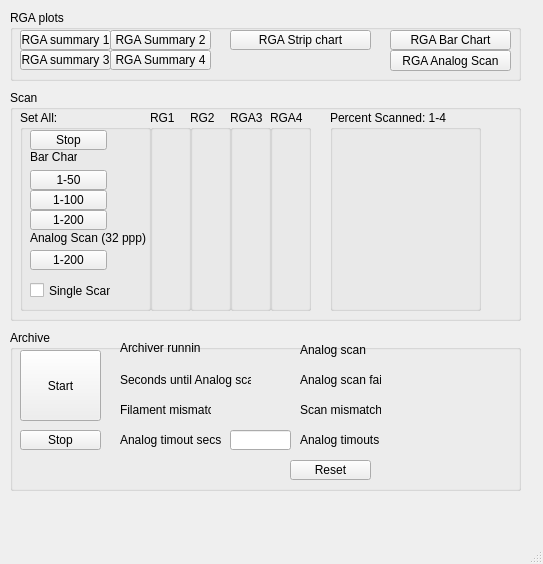
First picture: the form in framework/ui/mv2_epicsDisplay.ui, repository TDControlsGroup/CLARA_RGA, before the edit.
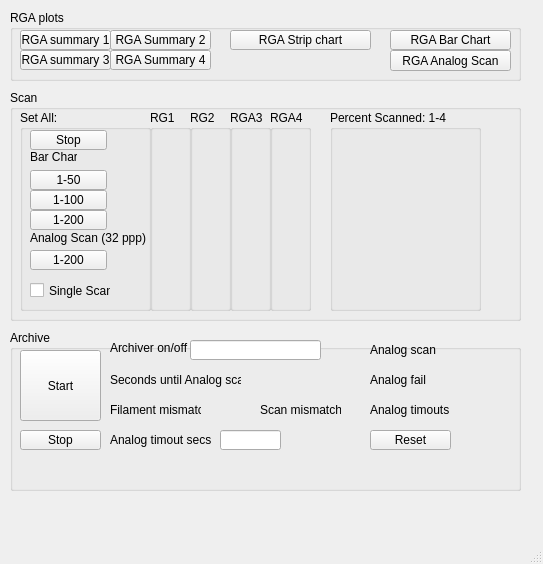
Second picture: the form after the edit. Custom widgets are drawn as their Qt base class.

Diff of the .ui file:
```diff
--- a/framework/ui/mv2_epicsDisplay.ui
+++ b/framework/ui/mv2_epicsDisplay.ui
@@ -1459,7 +1459,7 @@
     <widget class="QESimpleShape" name="archOn">
      <property name="geometry">
       <rect>
-       <x>260</x>
+       <x>330</x>
        <y>10</y>
        <width>21</width>
        <height>21</height>
@@ -1571,7 +1571,7 @@
     <widget class="QESimpleShape" name="archAnaOn">
      <property name="geometry">
       <rect>
-       <x>370</x>
+       <x>440</x>
        <y>10</y>
        <width>21</width>
        <height>21</height>
@@ -1627,7 +1627,7 @@
     <widget class="QELabel" name="archTime">
      <property name="geometry">
       <rect>
-       <x>250</x>
+       <x>240</x>
        <y>40</y>
        <width>31</width>
        <height>21</height>
@@ -1640,20 +1640,20 @@
     <widget class="QLabel" name="label_7">
      <property name="geometry">
       <rect>
-       <x>110</x>
+       <x>100</x>
        <y>10</y>
        <width>81</width>
        <height>16</height>
       </rect>
      </property>
      <property name="text">
-      <string>Archiver running</string>
+      <string>Archiver on/off</string>
      </property>
     </widget>
     <widget class="QLabel" name="label_9">
      <property name="geometry">
       <rect>
-       <x>110</x>
+       <x>100</x>
        <y>40</y>
        <width>131</width>
        <height>20</height>
@@ -1666,7 +1666,7 @@
     <widget class="QLabel" name="label_10">
      <property name="geometry">
       <rect>
-       <x>290</x>
+       <x>360</x>
        <y>10</y>
        <width>71</width>
        <height>20</height>
@@ -1679,7 +1679,7 @@
     <widget class="QLabel" name="label_11">
      <property name="geometry">
       <rect>
-       <x>110</x>
+       <x>100</x>
        <y>70</y>
        <width>91</width>
        <height>20</height>
@@ -1692,7 +1692,7 @@
     <widget class="QESimpleShape" name="archFil">
      <property name="geometry">
       <rect>
-       <x>260</x>
+       <x>210</x>
        <y>70</y>
        <width>21</width>
        <height>21</height>
@@ -1772,7 +1772,7 @@
     <widget class="QLabel" name="label_12">
      <property name="geometry">
       <rect>
-       <x>290</x>
+       <x>250</x>
        <y>70</y>
        <width>81</width>
        <height>20</height>
@@ -1785,7 +1785,7 @@
     <widget class="QESimpleShape" name="archScan">
      <property name="geometry">
       <rect>
-       <x>370</x>
+       <x>330</x>
        <y>70</y>
        <width>21</width>
        <height>21</height>
@@ -1841,7 +1841,7 @@
     <widget class="QLabel" name="lablex">
      <property name="geometry">
       <rect>
-       <x>110</x>
+       <x>100</x>
        <y>100</y>
        <width>101</width>
        <height>20</height>
@@ -1854,7 +1854,7 @@
     <widget class="QELabel" name="archFailC">
      <property name="geometry">
       <rect>
-       <x>370</x>
+       <x>440</x>
        <y>40</y>
        <width>31</width>
        <height>21</height>
@@ -1867,8 +1867,8 @@
     <widget class="QEPushButton" name="archFailR">
      <property name="geometry">
       <rect>
-       <x>280</x>
-       <y>130</y>
+       <x>360</x>
+       <y>100</y>
        <width>81</width>
        <height>20</height>
       </rect>
@@ -1895,21 +1895,21 @@
     <widget class="QLabel" name="label_14">
      <property name="geometry">
       <rect>
-       <x>290</x>
+       <x>360</x>
        <y>40</y>
-       <width>81</width>
+       <width>61</width>
        <height>20</height>
       </rect>
      </property>
      <property name="text">
-      <string>Analog scan fail</string>
+      <string>Analog fail</string>
      </property>
     </widget>
     <widget class="QELabel" name="archTO">
      <property name="geometry">
       <rect>
-       <x>370</x>
-       <y>100</y>
+       <x>440</x>
+       <y>70</y>
        <width>31</width>
        <height>21</height>
       </rect>
@@ -1921,8 +1921,8 @@
     <widget class="QLabel" name="label_15">
      <property name="geometry">
       <rect>
-       <x>290</x>
-       <y>100</y>
+       <x>360</x>
+       <y>70</y>
        <width>81</width>
        <height>20</height>
       </rect>
@@ -1934,13 +1934,26 @@
     <widget class="QELineEdit" name="archTOVal">
      <property name="geometry">
       <rect>
-       <x>220</x>
+       <x>210</x>
        <y>100</y>
        <width>61</width>
        <height>20</height>
       </rect>
      </property>
     </widget>
+    <widget class="QELineEdit" name="archDT">
+     <property name="geometry">
+      <rect>
+       <x>180</x>
+       <y>10</y>
+       <width>131</width>
+       <height>20</height>
+      </rect>
+     </property>
+     <property name="format" stdset="0">
+      <enum>QELineEdit::Default</enum>
+     </property>
+    </widget>
    </widget>
   </widget>
   <widget class="QMenuBar" name="menubar">
```
